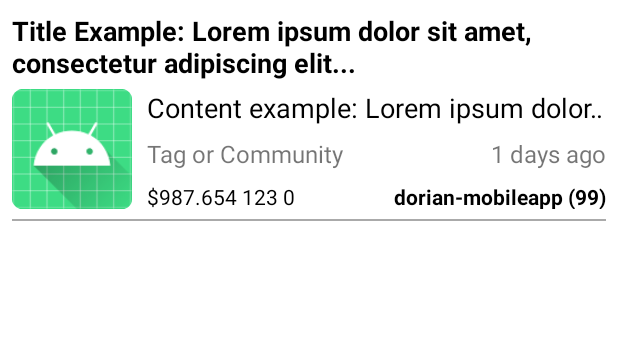
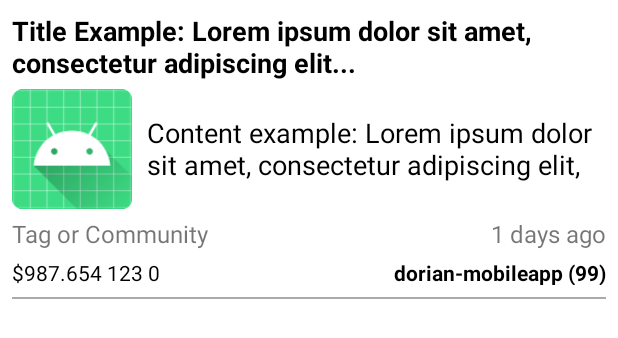
Before and after one commit to netrance/dorian-steem-apps, an Android app: the layout layout_post_item.xml on its own in the app's theme, with its tools: preview values and no code run, on a phone screen of 412 x 824 dp. Shown: the top 338 px of the screen. Run offline under Robolectric (Android 15) with nearby library versions, the phone set to English and light mode, and no system bars.

Commit message:
Update layout_post_item.xml

```diff
--- a/dorian-steem-apps-v1/dorian-steem-ui/src/main/res/layout/layout_post_item.xml
+++ b/dorian-steem-apps-v1/dorian-steem-ui/src/main/res/layout/layout_post_item.xml
@@ -39,20 +39,21 @@
             android:scaleType="centerCrop"
             app:layout_constraintLeft_toLeftOf="parent"
             app:layout_constraintTop_toBottomOf="@id/text_title"
-            app:layout_constraintBottom_toBottomOf="parent"
             tools:src="@mipmap/ic_launcher" />
 
         <TextView
             android:id="@+id/text_content"
             android:layout_width="0dp"
-            android:layout_height="24sp"
+            android:layout_height="0dp"
             android:layout_marginLeft="10dp"
-            android:ellipsize="marquee"
-            android:maxLines="1"
+            android:ellipsize="end"
+            android:gravity="center_vertical"
+            android:maxLines="3"
             android:text=""
             android:textColor="@color/black"
             android:textSize="18sp"
             app:layout_constraintTop_toTopOf="@id/image_thumbnail"
+            app:layout_constraintBottom_toBottomOf="@id/image_thumbnail"
             app:layout_constraintLeft_toRightOf="@id/image_thumbnail"
             app:layout_constraintRight_toRightOf="parent"
             tools:text="Content example: Lorem ipsum dolor sit amet, consectetur adipiscing elit," />
@@ -61,14 +62,14 @@
             android:id="@+id/text_main_tag"
             android:layout_width="0dp"
             android:layout_height="wrap_content"
+            android:layout_marginTop="5dp"
             android:ellipsize="marquee"
             android:maxLines="1"
             android:text=""
             android:textSize="16sp"
-            app:layout_constraintTop_toBottomOf="@id/text_content"
-            app:layout_constraintLeft_toLeftOf="@id/text_content"
+            app:layout_constraintTop_toBottomOf="@id/image_thumbnail"
+            app:layout_constraintLeft_toLeftOf="@id/image_thumbnail"
             app:layout_constraintRight_toLeftOf="@id/text_created_time"
-            app:layout_constraintBottom_toTopOf="@id/text_rewards"
             tools:text="Tag or Community" />
 
         <TextView
@@ -79,20 +80,22 @@
             android:text=""
             android:textSize="16sp"
             app:layout_constraintRight_toRightOf="parent"
-            app:layout_constraintTop_toBottomOf="@id/text_content"
-            app:layout_constraintBottom_toTopOf="@id/text_rewards"
+            app:layout_constraintTop_toTopOf="@id/text_main_tag"
             tools:text="1 days ago" />
 
         <TextView
             android:id="@+id/text_rewards"
             android:layout_width="wrap_content"
             android:layout_height="18sp"
+            android:layout_marginTop="5dp"
+            android:layout_marginBottom="8dp"
             android:maxLines="1"
             android:text=''
             android:textColor="@color/black"
             android:textSize="14sp"
-            app:layout_constraintBottom_toBottomOf="@id/image_thumbnail"
-            app:layout_constraintLeft_toLeftOf="@id/text_content"
+            app:layout_constraintTop_toBottomOf="@id/text_main_tag"
+            app:layout_constraintBottom_toTopOf="@id/view_separator"
+            app:layout_constraintLeft_toLeftOf="@id/text_main_tag"
             tools:text="$987.654" />
 
         <TextView
@@ -131,11 +134,12 @@
             android:textColor="@color/black"
             android:textSize="14sp"
             android:textStyle="bold"
-            app:layout_constraintBottom_toBottomOf="@id/image_thumbnail"
+            app:layout_constraintTop_toTopOf="@id/text_rewards"
             app:layout_constraintRight_toRightOf="parent"
             tools:text="dorian-mobileapp (99)" />
 
         <View
+            android:id="@+id/view_separator"
             android:layout_width="match_parent"
             android:layout_height="1dp"
             android:background="@android:color/darker_gray"
```
